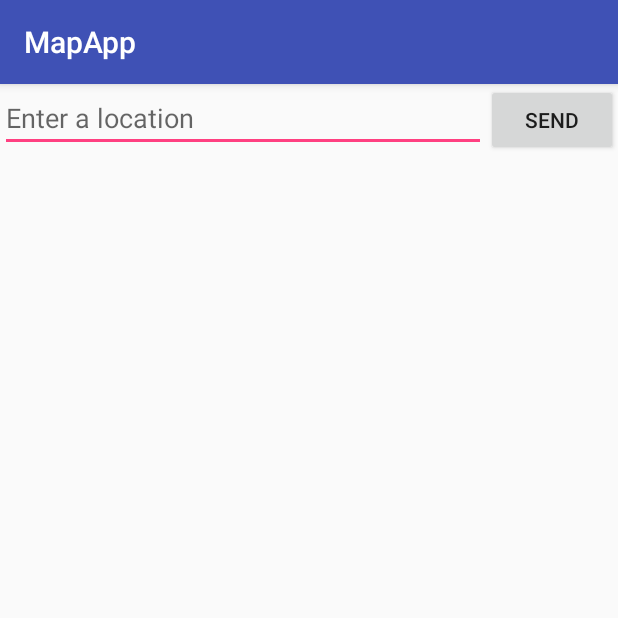
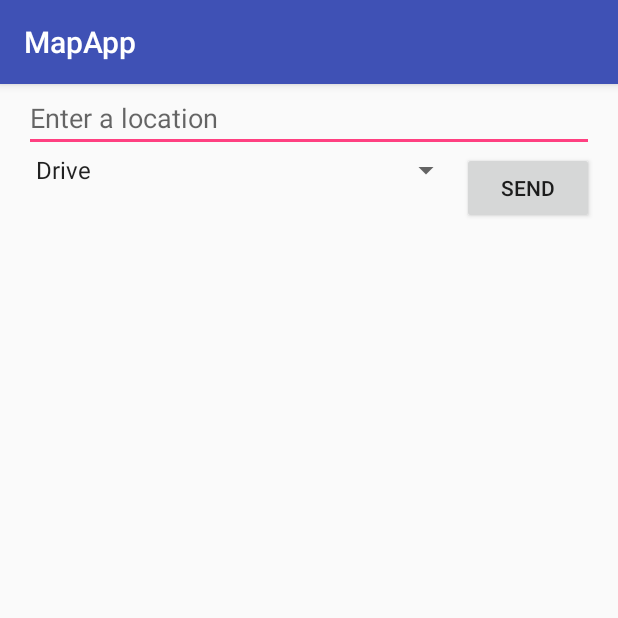
Before and after one commit to trevore123/AndroidMapApp, an Android app: the screen it shows after launch (MainActivity), on a phone screen of 412 x 824 dp, the top half of it. Run offline under Robolectric (Android 15) with nearby library versions, the phone set to English and light mode, and no system bars.

Commit message:
add travel mode dropdown and send request based on it

```diff
--- a/app/src/main/java/com/example/mapapp/MainActivity.java
+++ b/app/src/main/java/com/example/mapapp/MainActivity.java
@@ -3,19 +3,25 @@ package com.example.mapapp;
 import android.content.Intent;
 import android.support.v7.app.AppCompatActivity;
 import android.os.Bundle;
+import android.widget.AdapterView;
 import android.widget.EditText;
 import android.view.View;
+import android.widget.Spinner;
 
 import static android.provider.AlarmClock.EXTRA_MESSAGE;
 
 
-public class MainActivity extends AppCompatActivity {
-    public final static String LOCATION = "com.example.myfirstapp.MESSAGE";
+public class MainActivity extends AppCompatActivity implements AdapterView.OnItemSelectedListener {
+    public final static String LOCATION = "com.example.mapapp.LOCATION";
+    public final static String MODE = "com.example.mapapp.MODE";
+    private String travel_mode = "driving";
 
     @Override
     protected void onCreate(Bundle savedInstanceState) {
         super.onCreate(savedInstanceState);
         setContentView(R.layout.activity_main);
+        Spinner spinner = (Spinner) findViewById(R.id.travel_spinner);
+        spinner.setOnItemSelectedListener(this);
     }
 
     public void sendLocation(View view) {
@@ -23,6 +29,20 @@ public class MainActivity extends AppCompatActivity {
         EditText editText = (EditText) findViewById(R.id.location_text);
         String message = editText.getText().toString();
         intent.putExtra(LOCATION, message);
+        intent.putExtra(MODE, travel_mode);
         startActivity(intent);
     }
+
+    public void onItemSelected(AdapterView<?> parent, View view,
+                               int pos, long id) {
+        String selection = parent.getItemAtPosition(pos).toString();
+        if(selection.equals("Drive")) travel_mode = "driving";
+        else if(selection.equals("Bike")) travel_mode = "bicycling";
+        else if(selection.equals("Walk")) travel_mode = "walking";
+        else travel_mode = "transit";
+    }
+
+    public void onNothingSelected(AdapterView<?> parent) {
+        // Another interface callback
+    }
 }
--- a/app/src/main/java/com/example/mapapp/MapsActivity.java
+++ b/app/src/main/java/com/example/mapapp/MapsActivity.java
@@ -99,16 +99,16 @@ public class MapsActivity extends FragmentActivity implements OnMapReadyCallback
         // Get the message from the intent
         Intent intent = getIntent();
         String location = intent.getStringExtra(MainActivity.LOCATION);
+        String mode = intent.getStringExtra(MainActivity.MODE);
         Geocoder geocoder = new Geocoder(this, Locale.getDefault());
         List<Address> addresses = null;
         try{
             addresses = geocoder.getFromLocationName(location, 1);
         }
         catch(IOException exception) { //any I/O issues
-//            Log.v("MapsActivity", "IOException");
+            System.out.println("IOException");
         } catch (IllegalArgumentException exception) { //invalid latitude or longitude values
-//            Log.v("MapsActivity", "Invalid latitude: " + addresses.get(0).getLatitude() +
-//                    "invalid longitude: " + addresses.get(0).getLongitude());
+            System.out.println("IllegalArgumentException");
         }
         Address address = addresses.get(0);
         mMap = googleMap;
@@ -129,6 +129,7 @@ public class MapsActivity extends FragmentActivity implements OnMapReadyCallback
         url = url + "?origin=" + Double.toString(address.getLatitude())+","+Double.toString(address.getLongitude());
         url = url + "&destination=McKetta+Department+of+Chemical+Engineering";
         url = url + "&key=AIzaSyA8x3nwHN3lJP7wckZs3Ax23Sea6B786DQ";
+        url = url + "&mode=" + mode;
 
         // Request a string response from the provided URL.
         StringRequest stringRequest = new StringRequest(Request.Method.GET, url,
--- a/app/src/main/res/layout/activity_main.xml
+++ b/app/src/main/res/layout/activity_main.xml
@@ -1,17 +1,33 @@
 <?xml version="1.0" encoding="utf-8"?>
-<LinearLayout xmlns:android="http://schemas.android.com/apk/res/android"
+<RelativeLayout xmlns:android="http://schemas.android.com/apk/res/android"
     android:layout_width="match_parent"
-    android:layout_height="match_parent">
+    android:layout_height="match_parent"
+    android:paddingLeft="16dp"
+    android:paddingRight="16dp" >
 
-    <EditText android:id="@+id/location_text"
+    <EditText
+        android:id="@+id/location_text"
+        android:layout_width="match_parent"
+        android:layout_height="wrap_content"
         android:layout_weight="1"
-        android:layout_width="0dp"
-        android:layout_height="wrap_content"
         android:hint="@string/edittext_hint" />
+
     <Button
+        android:id="@+id/send_button"
         android:layout_width="wrap_content"
         android:layout_height="wrap_content"
+        android:onClick="sendLocation"
         android:text="@string/button_text"
-        android:onClick="sendLocation"/>
+        android:layout_below="@id/location_text"
+        android:layout_alignParentRight="true" />
 
-</LinearLayout>
+    <Spinner
+        android:id="@+id/travel_spinner"
+        android:layout_width="wrap_content"
+        android:layout_height="wrap_content"
+        android:entries="@array/travel_array"
+        android:layout_below="@id/location_text"
+        android:layout_alignParentLeft="true"
+        android:layout_toLeftOf="@+id/send_button" />
+
+</RelativeLayout>
--- a/app/src/main/res/values/strings.xml
+++ b/app/src/main/res/values/strings.xml
@@ -4,4 +4,10 @@
     <string name="button_text">Send</string>
     <string name="edittext_hint">Enter a location</string>
     <string name="googleMaps_api_key">AIzaSyCC_xWftJwhF6wQFa0uz2eq8M69fNbkoDI</string>
+    <string-array name="travel_array">
+        <item>Drive</item>
+        <item>Bike</item>
+        <item>Bus</item>
+        <item>Walk</item>
+    </string-array>
 </resources>
```
